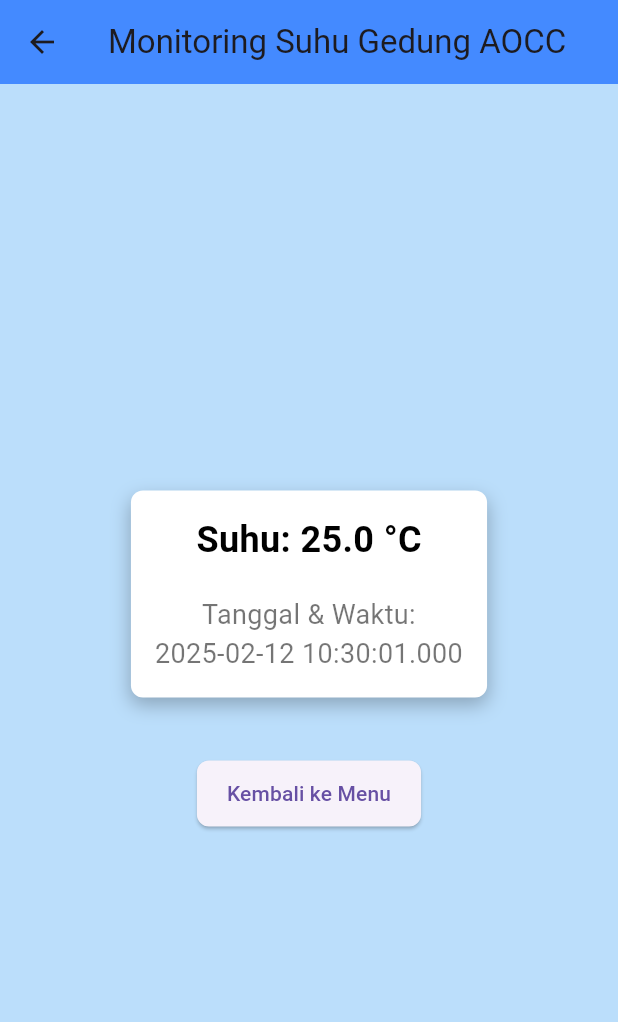
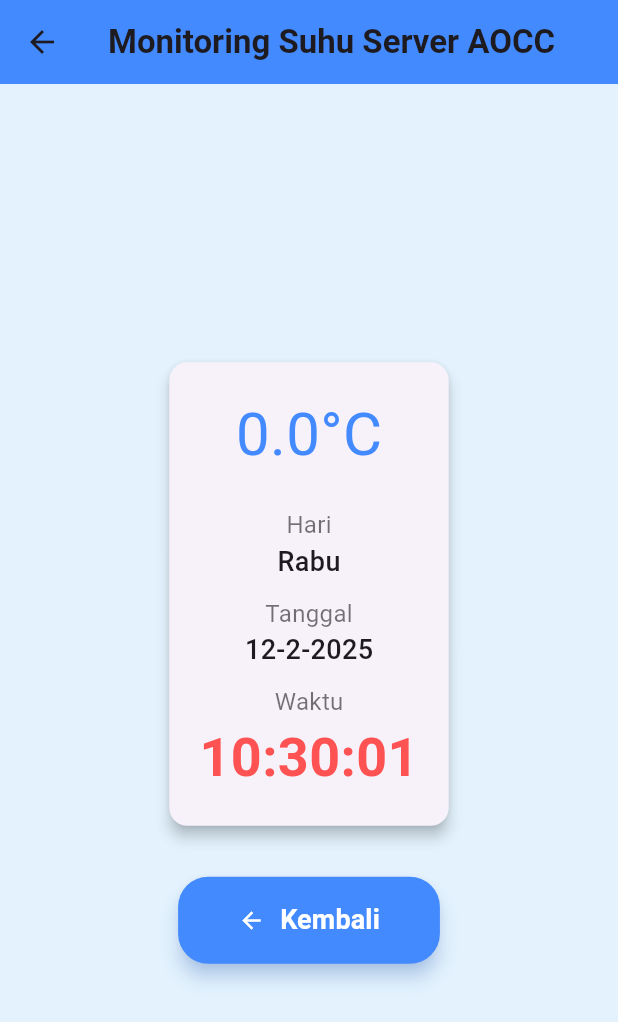
Before and after one commit to arkanfaiz/MagangAPI, a Flutter app: the screen it shows after launch, after a tap on "Suhu", on a phone screen of 412 x 824 dp. Shown: the top 1022 px of the screen. Run offline on Flutter 3.47's test engine with Material 3 defaults, Android fonts, the phone set to English and light mode, and no system bars; missing offline and left inert: battery_info.

Commit message:
commit UI/UX Suhu

```diff
--- a/lib/monitoring.dart
+++ b/lib/monitoring.dart
@@ -18,7 +18,7 @@ class _MonitoringPageState extends State<MonitoringPage> {
           onPressed: () {
             Navigator.pop(context);
           },
-          child: Text("Kembali ke Menu"),
+          child: Text("Kembali ke Mesnu"),
           style: ElevatedButton.styleFrom(
             padding: EdgeInsets.symmetric(horizontal: 20, vertical: 12),
             shape: RoundedRectangleBorder(
--- a/lib/suhu.dart
+++ b/lib/suhu.dart
@@ -1,14 +1,20 @@
 import 'package:flutter/material.dart';
 import 'dart:async';
+import 'package:battery_info/battery_info_plugin.dart';
+import 'package:battery_info/model/android_battery_info.dart';
 
 class suhupage extends StatefulWidget {
+  const suhupage({super.key});
+
   @override
   _SuhuPageState createState() => _SuhuPageState();
 }
 
 class _SuhuPageState extends State<suhupage> {
   double _temperature = 0.0;
-  String _dateTime = '';
+  String _day = '';
+  String _date = '';
+  String _time = '';
   Timer? _temperatureTimer;
   Timer? _dateTimeTimer;
 
@@ -17,13 +23,10 @@ class _SuhuPageState extends State<suhupage> {
     super.initState();
     _updateTemperature();
     _updateDateTime();
-
-    // Update suhu setiap 10 detik
     _temperatureTimer = Timer.periodic(Duration(seconds: 10), (Timer t) {
       _updateTemperature();
     });
 
-    // Update waktu setiap detik
     _dateTimeTimer = Timer.periodic(Duration(seconds: 1), (Timer t) {
       _updateDateTime();
     });
@@ -31,22 +34,27 @@ class _SuhuPageState extends State<suhupage> {
 
   @override
   void dispose() {
-    // Hentikan timer saat widget dihapus
     _temperatureTimer?.cancel();
     _dateTimeTimer?.cancel();
     super.dispose();
   }
 
-  void _updateTemperature() {
+  void _updateTemperature() async {
+    if (Theme.of(context).platform == TargetPlatform.android) {
+      AndroidBatteryInfo? batteryInfo = await BatteryInfoPlugin().androidBatteryInfo;
       setState(() {
-      // Simulasi pengambilan data suhu
-      _temperature = 25.0 + (5 * (DateTime.now().second % 2));
+        _temperature = (batteryInfo?.temperature ?? 20.0) / 40.0; // Konversi dari deciCelsius ke Celsius
       });
+    }
   }
 
   void _updateDateTime() {
+    final now = DateTime.now();
+    List<String> days = ['Minggu', 'Senin', 'Selasa', 'Rabu', 'Kamis', 'Jumat', 'Sabtu'];
     setState(() {
-      _dateTime = DateTime.now().toString();
+      _day = days[now.weekday % 7];
+      _date = "${now.day}-${now.month}-${now.year}";
+      _time = "${now.hour.toString().padLeft(2, '0')}:${now.minute.toString().padLeft(2, '0')}:${now.second.toString().padLeft(2, '0')}";
     });
   }
 
@@ -54,58 +62,114 @@ class _SuhuPageState extends State<suhupage> {
   Widget build(BuildContext context) {
     return Scaffold(
       appBar: AppBar(
-        title: Text('Monitoring Suhu Gedung AOCC'),
+        title: Text(
+          'Monitoring Suhu Server AOCC',
+          style: TextStyle(fontWeight: FontWeight.bold),
+        ),
         backgroundColor: Colors.blueAccent,
+        centerTitle: true,
+        elevation: 0,
       ),
       body: Container(
-        color: Colors.blue.shade100, // Warna latar belakang lebih soft
+        padding: EdgeInsets.symmetric(horizontal: 20),
+        color: Colors.blue.shade50,
         child: Center(
           child: Column(
             mainAxisAlignment: MainAxisAlignment.center,
             children: <Widget>[
-              Container(
-                padding: EdgeInsets.all(16.0),
-                decoration: BoxDecoration(
-                  color: Colors.white,
-                  borderRadius: BorderRadius.circular(8.0),
-                  boxShadow: [
-                    BoxShadow(
-                      color: Colors.black26,
-                      blurRadius: 10.0,
-                      offset: Offset(0, 5),
+              Card(
+                elevation: 4,
+                shape: RoundedRectangleBorder(
+                  borderRadius: BorderRadius.circular(12),
                 ),
-                  ],
-                ),
+                child: Padding(
+                  padding: const EdgeInsets.all(20.0),
                   child: Column(
+                    mainAxisSize: MainAxisSize.min,
                     children: [
                       Text(
-                      'Suhu: $_temperature °C',
+                        '$_temperature°C',
                         style: TextStyle(
-                        fontSize: 24,
-                        fontWeight: FontWeight.bold,
-                        color: Colors.black,
+                          fontSize: 40,
+                          color: Colors.blueAccent,
                         ),
                       ),
                       SizedBox(height: 20),
                       Text(
-                      'Tanggal & Waktu:\n$_dateTime',
-                      textAlign: TextAlign.center,
-                      style: TextStyle(fontSize: 18, color: Colors.black54),
+                        'Hari',
+                        style: TextStyle(
+                          fontSize: 16,
+                          color: Colors.black54,
+                        ),
+                      ),
+                      Text(
+                        _day,
+                        style: TextStyle(
+                          fontSize: 18,
+                          fontWeight: FontWeight.w500,
+                        ),
+                      ),
+                      SizedBox(height: 10),
+                      Text(
+                        'Tanggal',
+                        style: TextStyle(
+                          fontSize: 16,
+                          color: Colors.black54,
+                        ),
+                      ),
+                      Text(
+                        _date,
+                        style: TextStyle(
+                          fontSize: 18,
+                          fontWeight: FontWeight.w500,
+                        ),
+                      ),
+                      SizedBox(height: 10),
+                      Text(
+                        'Waktu',
+                        style: TextStyle(
+                          fontSize: 16,
+                          color: Colors.black54,
+                        ),
+                      ),
+                      Text(
+                        _time,
+                        style: TextStyle(
+                          fontSize: 36,
+                          fontWeight: FontWeight.bold,
+                          color: Colors.redAccent,
+                        ),
                       ),
                     ],
                   ),
                 ),
-              SizedBox(height: 40),
+              ),
+              SizedBox(height: 30),
               ElevatedButton(
-                onPressed: () {
-                  Navigator.pop(context);
-                },
-                child: Text("Kembali ke Menu"),
+                onPressed: () => Navigator.pop(context),
                 style: ElevatedButton.styleFrom(
-                  padding: EdgeInsets.symmetric(horizontal: 20, vertical: 12),
+                  backgroundColor: Colors.blueAccent,
+                  padding: EdgeInsets.symmetric(horizontal: 40, vertical: 16),
                   shape: RoundedRectangleBorder(
-                    borderRadius: BorderRadius.circular(8),
+                    borderRadius: BorderRadius.circular(20),
                   ),
+                  elevation: 5,
+                  shadowColor: Colors.blueAccent.withOpacity(0.5),
+                ),
+                child: Row(
+                  mainAxisSize: MainAxisSize.min,
+                  children: [
+                    Icon(Icons.arrow_back, color: Colors.white),
+                    SizedBox(width: 10),
+                    Text(
+                      "Kembali",
+                      style: TextStyle(
+                        fontSize: 18,
+                        fontWeight: FontWeight.bold,
+                        color: Colors.white,
+                      ),
+                    ),
+                  ],
                 ),
               ),
             ],
--- a/pubspec.yaml
+++ b/pubspec.yaml
@@ -9,6 +9,8 @@ environment:
 dependencies:
   flutter:
     sdk: flutter
+  battery_info: ^1.1.1
+
   flutter_vlc_player: ^7.4.2
 
 dev_dependencies:
```
Also changed, not shown: pubspec.lock. Lines whose indentation alone changed are shown as unchanged.
